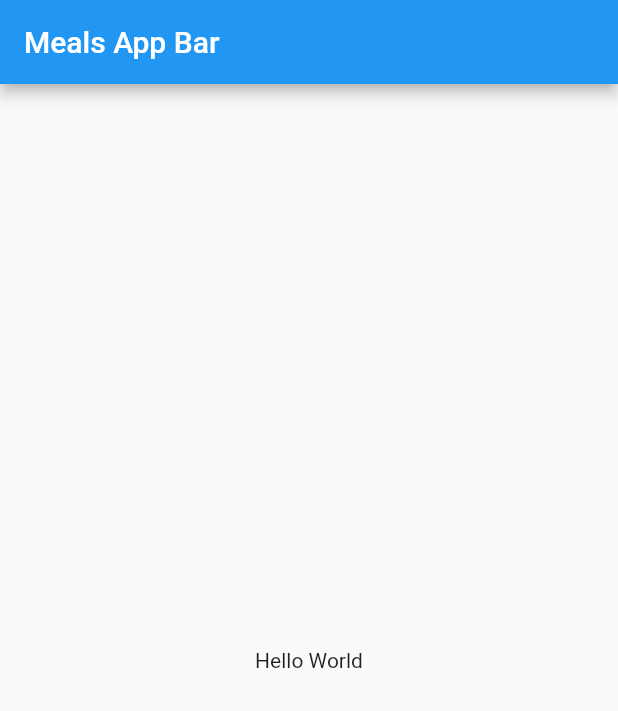
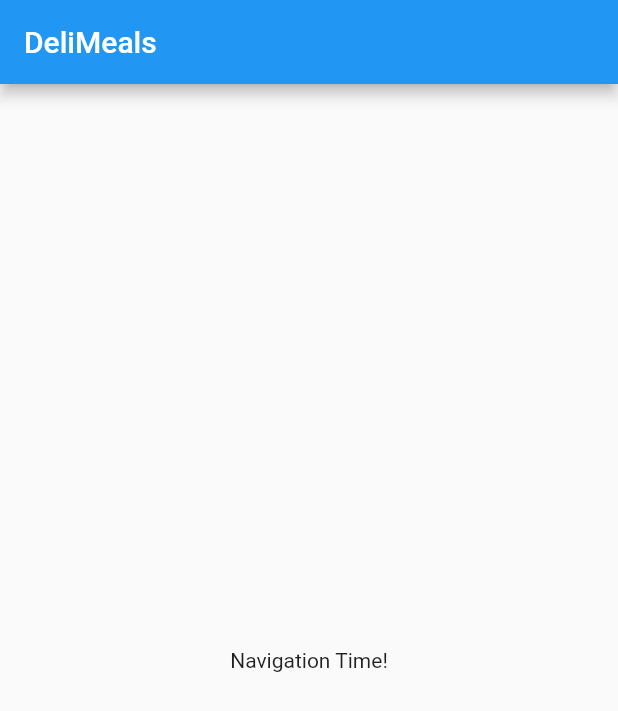
Before and after one commit to berkaykizgir/meals_app, a Flutter app: the screen it shows after launch, on a phone screen of 412 x 824 dp. Shown: the top 711 px of the screen. Run offline on Flutter 3.47's test engine with Material 2 defaults, Android fonts, the phone set to English and light mode, and no system bars.

Commit message:
dummy data's

```diff
--- a/lib/main.dart
+++ b/lib/main.dart
@@ -8,14 +8,31 @@ class MyApp extends StatelessWidget {
   @override
   Widget build(BuildContext context) {
     return MaterialApp(
-      title: 'Meals App',
-      home: Scaffold(
-        appBar: AppBar(
-          title: const Text('Meals App Bar'),
-        ),
-        body: const Center(
-          child: Text('Hello World'),
-        ),
+      title: 'DeliMeals',
+      theme: ThemeData(
+        primarySwatch: Colors.blue,
+      ),
+      home: const MyHomePage(),
+    );
+  }
+}
+
+class MyHomePage extends StatefulWidget {
+  const MyHomePage({super.key});
+
+  @override
+  MyHomePageState createState() => MyHomePageState();
+}
+
+class MyHomePageState extends State<MyHomePage> {
+  @override
+  Widget build(BuildContext context) {
+    return Scaffold(
+      appBar: AppBar(
+        title: const Text('DeliMeals'),
+      ),
+      body: const Center(
+        child: Text('Navigation Time!'),
       ),
     );
   }
```
Also changed, not shown: lib/dummy_data.dart (added, +56 -0 lines).
